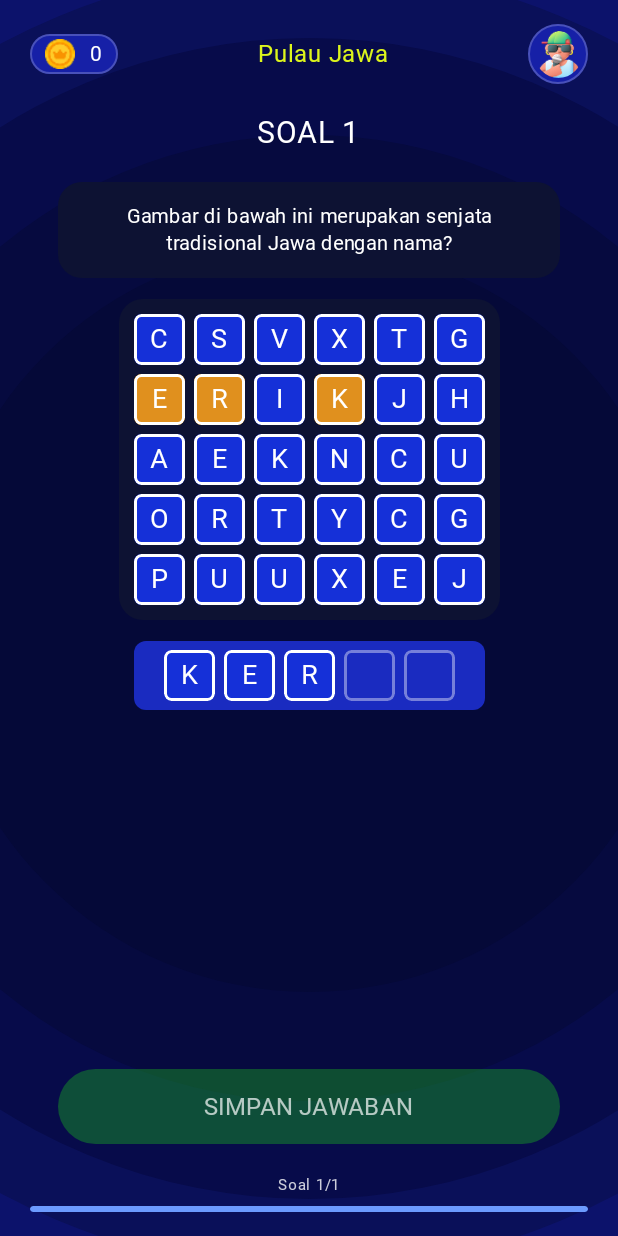
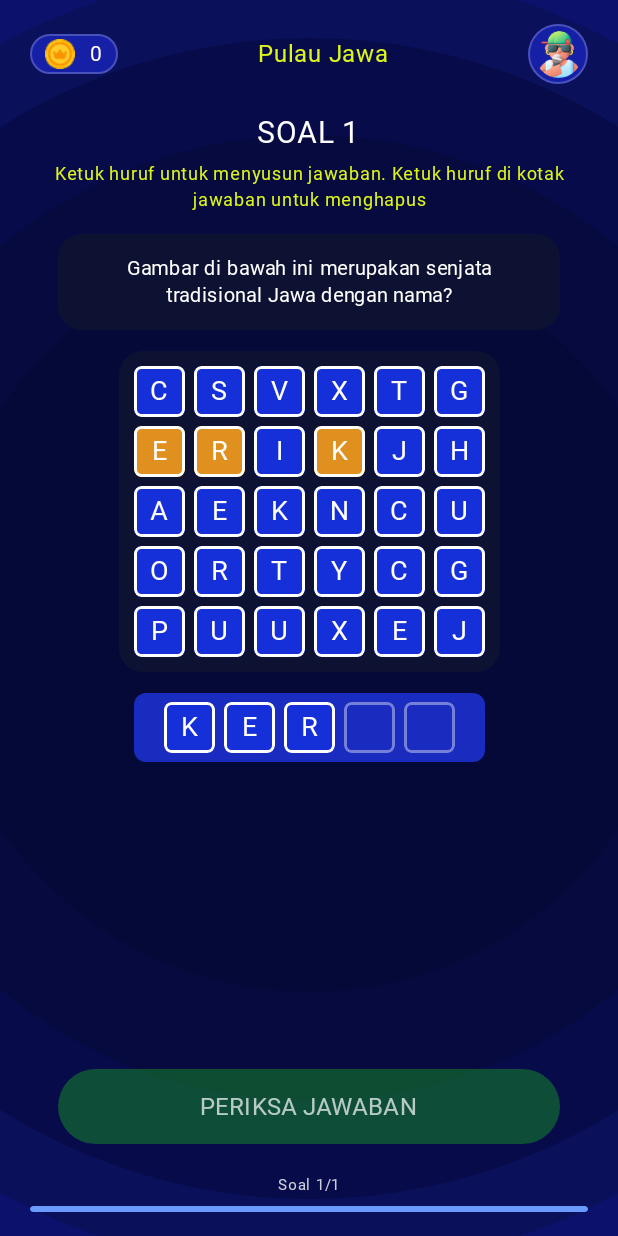
Before and after one commit to Zaidanalvi/LENTERA, an Android app built with Jetpack Compose: the @Preview function GameLetterPreview, on a phone screen of 412 x 824 dp. Run offline under Robolectric (Android 15) with nearby library versions, the phone set to English and light mode, and no system bars; Roboto replaces fonts that are not available here.

Commit message:
perjelas umpan balik dan petunjuk soal di game

```diff
--- a/app/src/main/java/com/kelompok8/lentera/game/GameScreen.kt
+++ b/app/src/main/java/com/kelompok8/lentera/game/GameScreen.kt
@@ -160,7 +160,15 @@ private fun GameContent(
             else -> {
                 Spacer(Modifier.height(20.dp))
                 GameText("SOAL ${state.currentIndex + 1}", size = 20)
-                Spacer(Modifier.height(20.dp))
+                Spacer(Modifier.height(6.dp))
+                GameText(
+                    instructionFor(question),
+                    size = 12,
+                    color = LenteraLime,
+                    align = TextAlign.Center,
+                    weight = FontWeight.Medium
+                )
+                Spacer(Modifier.height(14.dp))
 
                 Column(
                     modifier = Modifier
@@ -188,12 +196,20 @@ private fun GameContent(
                 Spacer(Modifier.height(12.dp))
                 state.checkedCorrect?.let { correct ->
                     FeedbackText(correct)
+                    if (!correct) {
+                        GameText(
+                            "Jawaban benar: ${correctAnswerOf(question)}",
+                            size = 13,
+                            align = TextAlign.Center,
+                            weight = FontWeight.Medium
+                        )
+                    }
                     Spacer(Modifier.height(8.dp))
                 }
                 if (state.isChecked) {
                     ActionButton(if (state.isLastQuestion) "SELESAI" else "LANJUT", onClick = onNext)
                 } else {
-                    ActionButton("SIMPAN JAWABAN", onClick = onCheck, enabled = state.canCheck)
+                    ActionButton("PERIKSA JAWABAN", onClick = onCheck, enabled = state.canCheck)
                 }
                 Spacer(Modifier.height(20.dp))
                 ProgressFooter(state.currentIndex, state.questions.size)
@@ -287,6 +303,8 @@ private fun MultipleChoiceBody(
                 val background: Brush = when {
                     checkedCorrect == true && selected -> Brush.linearGradient(listOf(ActionGreen, ActionGreen))
                     checkedCorrect == false && selected -> Brush.linearGradient(listOf(WrongRed, WrongRed))
+                    checkedCorrect == false && index == question.correctIndex ->
+                        Brush.linearGradient(listOf(ActionGreen, ActionGreen))
                     checkedCorrect == null && selected -> Brush.linearGradient(listOf(ActionGreen, ActionGreen))
                     else -> Brush.horizontalGradient(listOf(OptionStart, OptionEnd))
                 }
@@ -358,11 +376,6 @@ private fun LetterGridBody(
             }
         }
 
-        val answerColor = when (checkedCorrect) {
-            true -> ActionGreen
-            false -> WrongRed
-            null -> TileBlue
-        }
         Row(
             modifier = Modifier
                 .clip(RoundedCornerShape(8.dp))
@@ -373,7 +386,14 @@ private fun LetterGridBody(
             repeat(question.answer.length) { position ->
                 val index = input.pickedIndices.getOrNull(position)
                 if (index != null) {
-                    LetterTile(question.letters[index], answerColor, enabled = !locked) { onUnpick(position) }
+                    val letter = question.letters[index]
+                    // setelah diperiksa, huruf yang posisinya sudah benar tetap hijau
+                    val answerColor = when {
+                        checkedCorrect == null -> TileBlue
+                        letter.equals(question.answer.getOrNull(position) ?: ' ', ignoreCase = true) -> ActionGreen
+                        else -> WrongRed
+                    }
+                    LetterTile(letter, answerColor, enabled = !locked) { onUnpick(position) }
                 } else {
                     Box(
                         Modifier
@@ -433,9 +453,10 @@ private fun FillBlankParagraph(
         ) {
             val index = input.pickedIndices.getOrNull(position)
             if (index != null) {
+                // dicek per kotak, jadi pemain tahu bagian mana yang salah
                 val color = when {
                     checkedCorrect == null -> ChipUsed
-                    checkedCorrect -> ActionGreen
+                    question.blocks[index] == question.answer.getOrNull(position) -> ActionGreen
                     else -> WrongRed
                 }
                 WordChip(
@@ -574,6 +595,18 @@ private fun QuestionImage(imageName: String?) {
     )
 }
 
+private fun instructionFor(question: Question): String = when (question) {
+    is Question.MultipleChoice -> "Pilih satu jawaban yang benar"
+    is Question.WordBlock -> "Ketuk kata di bawah untuk mengisi bagian kosong. Ketuk kata yang sudah terisi untuk membatalkan"
+    is Question.LetterArrange -> "Ketuk huruf untuk menyusun jawaban. Ketuk huruf di kotak jawaban untuk menghapus"
+}
+
+private fun correctAnswerOf(question: Question): String = when (question) {
+    is Question.MultipleChoice -> question.options.getOrElse(question.correctIndex) { "-" }
+    is Question.WordBlock -> question.answer.joinToString(", ")
+    is Question.LetterArrange -> question.answer.uppercase()
+}
+
 @Composable
 private fun FeedbackText(correct: Boolean) {
     GameText(
```
